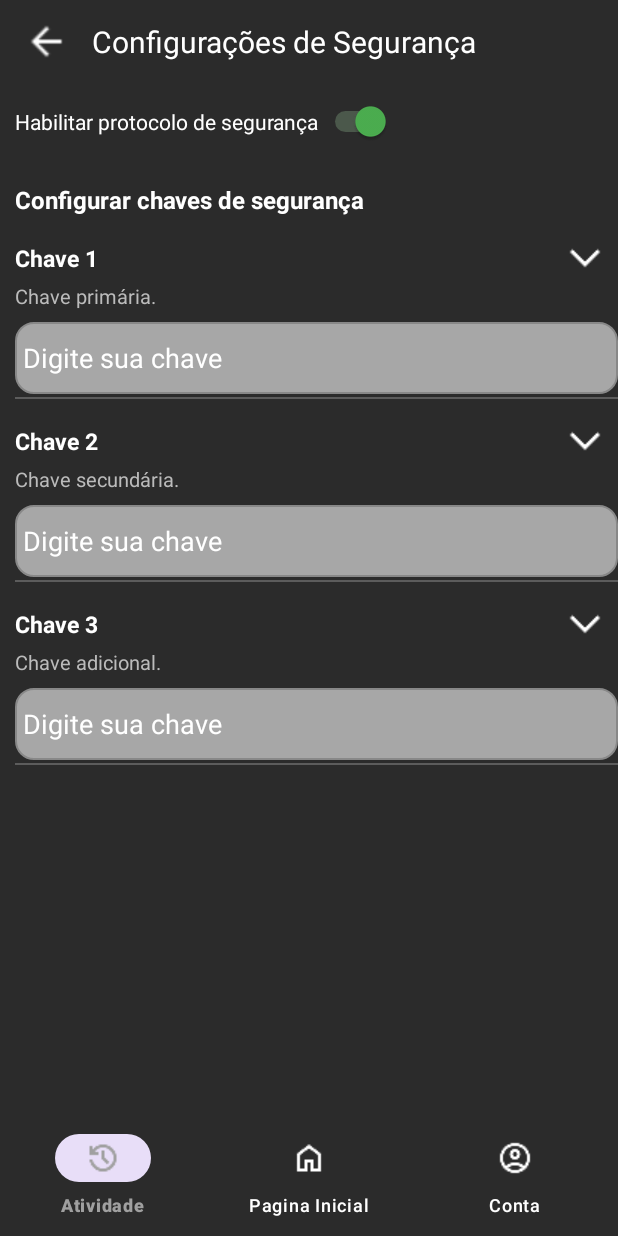
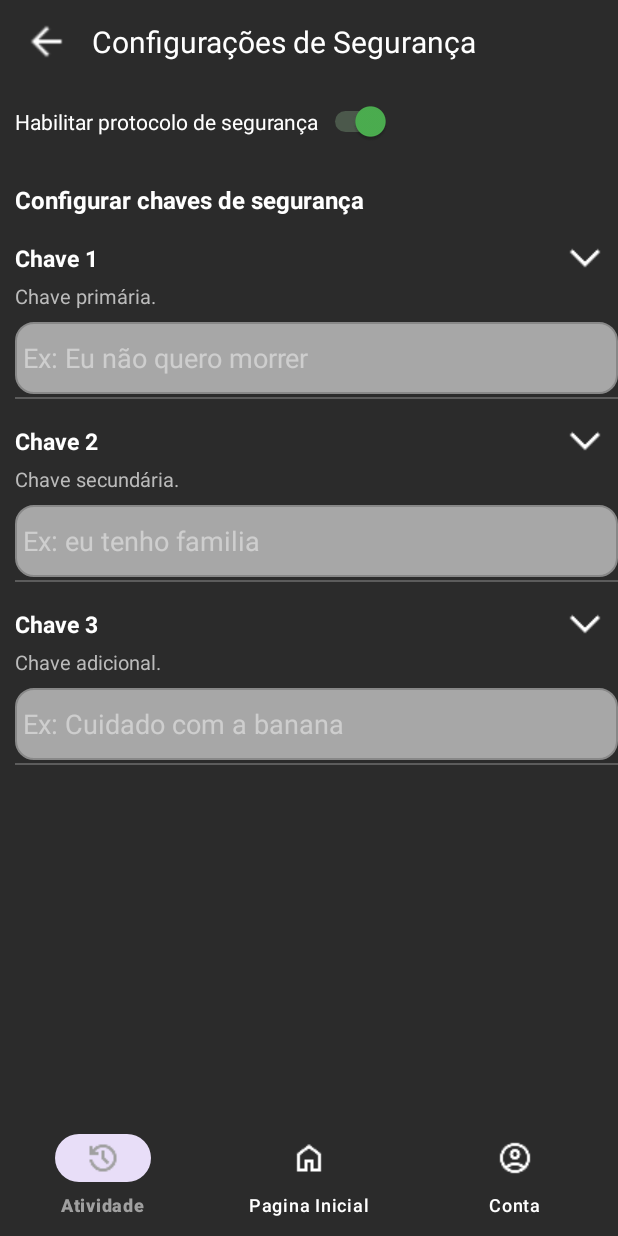
Before and after one commit to RafaMoraesMarques/PagesProjeto, an Android app: the screen it shows after launch (ConfigActivity), after a tap on "Chave 3", on a phone screen of 412 x 824 dp. Run offline under Robolectric (Android 15) with nearby library versions, the phone set to English and light mode, and no system bars; 2 other taps on this screen came first.

```diff
--- a/PagesProjeto/PagesProjeto/AndroidStudioProjects/app/src/main/res/layout/activity_main.xml
+++ b/PagesProjeto/PagesProjeto/AndroidStudioProjects/app/src/main/res/layout/activity_main.xml
@@ -132,11 +132,11 @@
                     android:layout_width="match_parent"
                     android:layout_height="48sp"
                     android:background="@drawable/edittext_background"
-                    android:hint="Digite sua chave"
+                    android:hint="Ex: Eu não quero morrer"
                     android:inputType="text"
                     android:padding="5dp"
                     android:textColor="#FFFFFF"
-                    android:textColorHint="#FFFFFF"
+                    android:textColorHint="#72FFFFFF"
                     android:visibility="gone" />
 
                 <View
@@ -199,11 +199,11 @@
                     android:layout_width="match_parent"
                     android:layout_height="48sp"
                     android:background="@drawable/edittext_background"
-                    android:hint="Digite sua chave"
+                    android:hint="Ex: eu tenho familia"
                     android:inputType="text"
                     android:padding="5dp"
                     android:textColor="#FFFFFF"
-                    android:textColorHint="#FFFFFF"
+                    android:textColorHint="#72FFFFFF"
                     android:visibility="gone" />
 
                 <View
@@ -266,11 +266,11 @@
                     android:layout_width="match_parent"
                     android:layout_height="48sp"
                     android:background="@drawable/edittext_background"
-                    android:hint="Digite sua chave"
+                    android:hint="Ex: Cuidado com a banana"
                     android:inputType="text"
                     android:padding="5dp"
                     android:textColor="#FFFFFF"
-                    android:textColorHint="#FFFFFF"
+                    android:textColorHint="#72FFFFFF"
                     android:visibility="gone" />
 
                 <View
```
Also changed, not shown: PagesProjeto/PagesProjeto/AndroidStudioProjects/app/src/main/java/com/example/pagesprojeto/ConfigActivity.java (+19 -5 lines), 1 other file.
